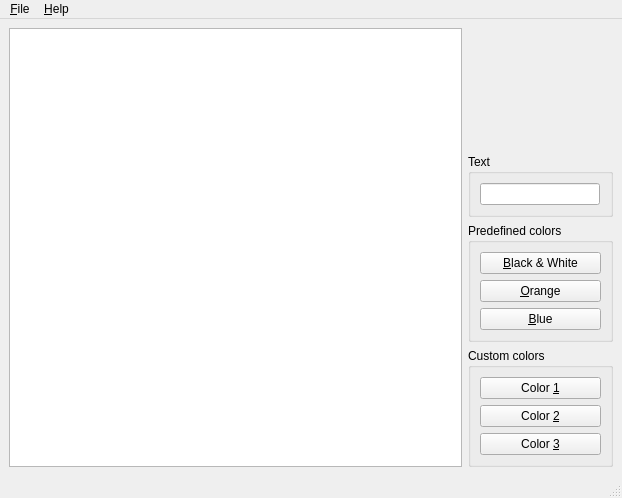
This is qmmpaper.ui in alexisrobert/qmmpaper as Qt 5 draws it before an edit. The edited form follows.
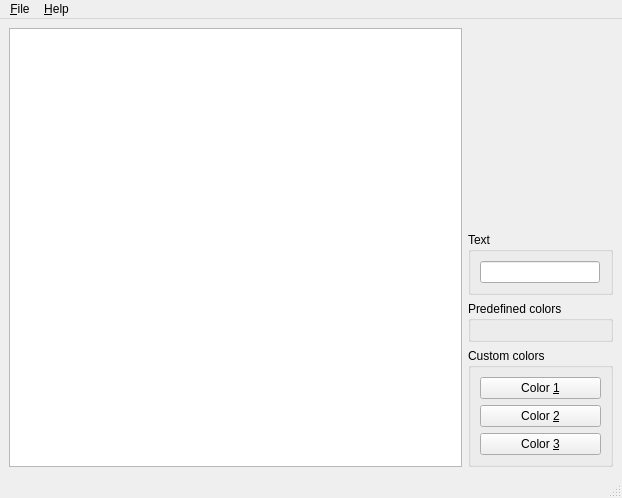
This is the edited form.

Patch:
```diff
--- a/qmmpaper.ui
+++ b/qmmpaper.ui
@@ -62,29 +62,7 @@
         <property name="title" >
          <string>Predefined colors</string>
         </property>
-        <layout class="QVBoxLayout" >
-         <item>
-          <widget class="QPushButton" name="predefined1button" >
-           <property name="text" >
-            <string>&amp;Black &amp;&amp; White</string>
-           </property>
-          </widget>
-         </item>
-         <item>
-          <widget class="QPushButton" name="predefined2button" >
-           <property name="text" >
-            <string>&amp;Orange</string>
-           </property>
-          </widget>
-         </item>
-         <item>
-          <widget class="QPushButton" name="predefined3button" >
-           <property name="text" >
-            <string>&amp;Blue</string>
-           </property>
-          </widget>
-         </item>
-        </layout>
+        <layout class="QVBoxLayout" />
        </widget>
       </item>
       <item>
```
Left out of the diff: 2 changed lines with no effect on the pictures.
